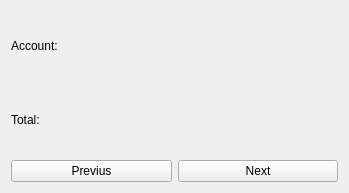
Qt form guicore/uis/account_dashlet_widget.ui (Igna11/billetera) before a commit.
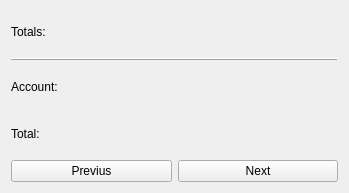
The same form after that commit.

```diff
--- a/guicore/uis/account_dashlet_widget.ui
+++ b/guicore/uis/account_dashlet_widget.ui
@@ -16,6 +16,23 @@
   <layout class="QVBoxLayout" name="verticalLayout_2">
    <item>
     <layout class="QVBoxLayout" name="verticalLayout">
+     <item>
+      <widget class="QLabel" name="acc_total_label">
+       <property name="text">
+        <string>Totals:</string>
+       </property>
+      </widget>
+     </item>
+     <item>
+      <widget class="QFrame" name="frame">
+       <property name="frameShape">
+        <enum>QFrame::HLine</enum>
+       </property>
+       <property name="frameShadow">
+        <enum>QFrame::Raised</enum>
+       </property>
+      </widget>
+     </item>
      <item>
       <widget class="QLabel" name="acc_label">
        <property name="frameShape">
```
